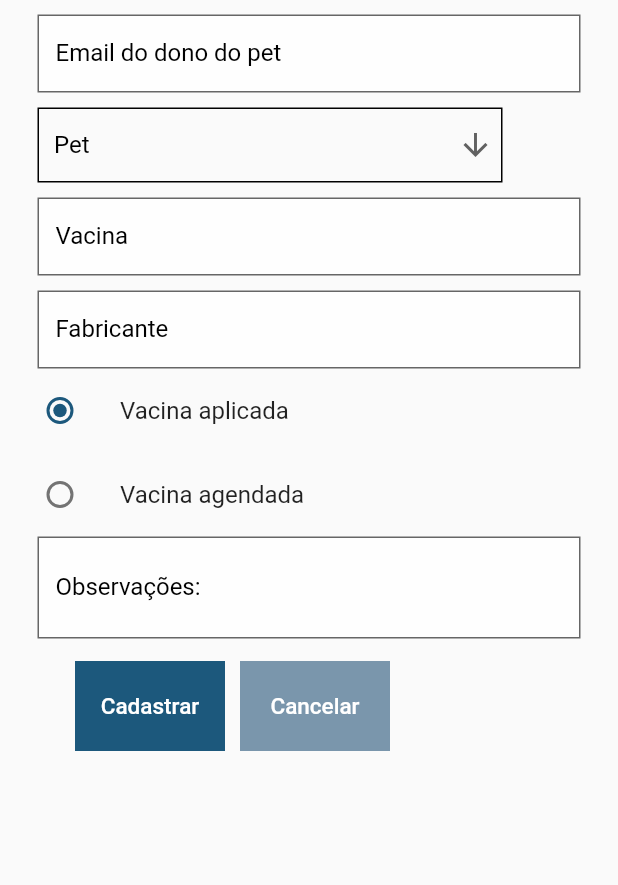
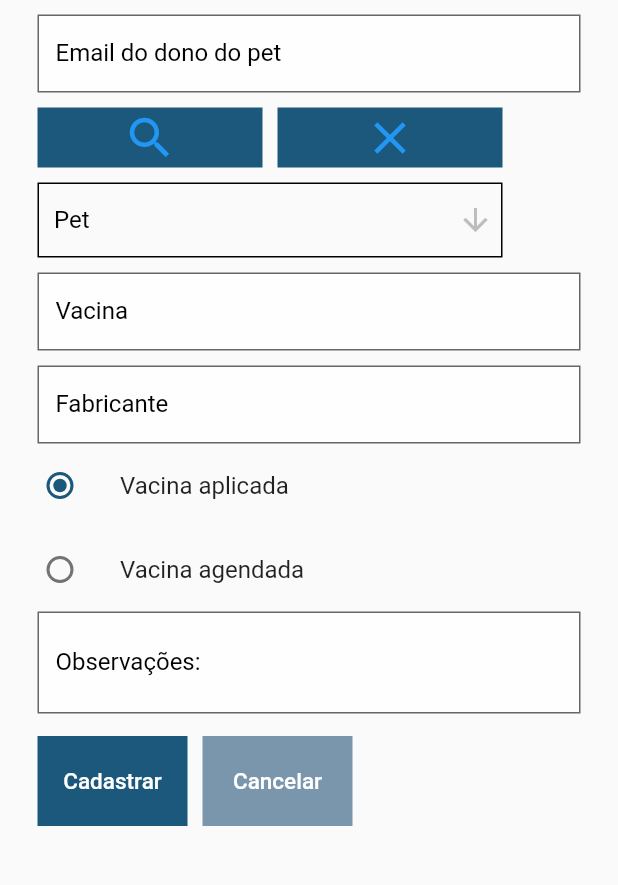
Before and after one commit to Mariana-Helena/C317-Conecte-Pet-App, a Flutter app: the VacinasRegistroPage screen opened directly, on a phone screen of 412 x 824 dp, the part 152-1037 px from its top. Run offline on Flutter 3.47's test engine with Material 2 defaults, Android fonts, the phone set to English and light mode, and no system bars; our stand-ins replace shared_preferences; accounts and stored records are empty.

Commit message:
finish vaccine form

```diff
--- a/lib/agendamentoConsulta.dart
+++ b/lib/agendamentoConsulta.dart
@@ -4,7 +4,6 @@ import 'consultas.dart';
 import 'package:http/http.dart' as http;
 import 'dart:convert';
 import 'package:shared_preferences/shared_preferences.dart';
-import 'dart:developer';
 
 class UserPets {
   final String id;
@@ -469,14 +468,12 @@ class AgendamentoConsultaPageState extends State<AgendamentoConsultaPage> {
   }
 
   Future<UserPets> getPets(email) async {
-    log(email);
     final response = await http.get(
       Uri.parse('http://localhost:5000/pets/${email}'),
       headers: <String, String>{
         'Content-Type': 'application/json; charset=UTF-8',
       },
     );
-    log(response.body);
     var express = jsonDecode(response.body)['express'];
 
     setState(() {
--- a/lib/vacinasRegistro.dart
+++ b/lib/vacinasRegistro.dart
@@ -1,10 +1,41 @@
 import 'package:flutter/material.dart';
 import 'menu.dart';
-import 'vacinas.dart'; //para testar
+import 'vacinas.dart';
 import 'package:http/http.dart' as http;
 import 'dart:convert';
 import 'package:shared_preferences/shared_preferences.dart';
-import 'dart:developer';
+
+class UserPets {
+  final String id;
+  final String nome;
+  final String especie;
+  final String raca;
+  final double idade;
+  final double peso;
+  final String sexo;
+  final String observacao;
+  UserPets(
+      {this.id,
+        this.nome,
+        this.especie,
+        this.raca,
+        this.idade,
+        this.peso,
+        this.sexo,
+        this.observacao});
+
+  factory UserPets.fromJson(Map<String, dynamic> json) {
+    return UserPets(
+        id: json['_id'],
+        nome: json['nome'],
+        especie: json['especie'],
+        raca: json['raca'],
+        idade: json['idade'],
+        peso: json['peso'],
+        sexo: json['sexo'],
+        observacao: json['observacao']);
+  }
+}
 
 class SnackBarDemo extends StatelessWidget {
   @override
@@ -70,8 +101,13 @@ class VacinasRegistroPageState extends State<VacinasRegistroPage> {
   final snackBar2 = SnackBar(
       content: Text('Erro no registro!'),
       backgroundColor: Color.fromRGBO(219, 13, 30, 1));
+  final snackBar3 = SnackBar(
+      content: Text('Pet encontrado!'),
+      backgroundColor: Color.fromRGBO(10, 140, 30, 1));
+  final snackBar4 = SnackBar(
+      content: Text('Erro!'), backgroundColor: Color.fromRGBO(219, 13, 30, 1));
 
-  final pets = ['1', '2', '3', '4'];
+  var pets = [];
   int option = 1;
   String selectedPet;
   DateTime selectedDate;
@@ -82,6 +118,7 @@ class VacinasRegistroPageState extends State<VacinasRegistroPage> {
   final fabricanteController = TextEditingController();
   final observacaoController = TextEditingController();
   Future<Vacina> _futureVacina;
+  Future<UserPets> _futurePets;
   final _formKey = GlobalKey<FormState>();
   @override
   void dispose() {
@@ -195,6 +232,62 @@ class VacinasRegistroPageState extends State<VacinasRegistroPage> {
                   height: 10,
                 ),
                 Row(children: [
+                  SizedBox(
+                    width: 25,
+                  ),
+                  Container(
+                    height: 40,
+                    width: 150,
+                    decoration:
+                    BoxDecoration(color: Color.fromRGBO(28, 88, 124, 1)),
+                    child: FlatButton(
+                      disabledColor: Color.fromRGBO(238, 238, 238, 1),
+                      onPressed: () {
+                        Pattern pattern =
+                            r'^[a-zA-Z0-9.!#$%&’*+/=?^_`{|}~-]+@[a-zA-Z0-9-]+(?:\.[a-zA-Z0-9-]+)*$';
+                        RegExp regex = new RegExp(pattern);
+                        if (regex.hasMatch(emailController.text)) {
+                          setState(() {
+                            _futurePets = getPets(emailController.text);
+                          });
+                        }
+                      },
+                      child: Icon(
+                        Icons.search,
+                        color: Colors.blue,
+                        size: 36.0,
+                      ),
+                    ),
+                  ),
+                  SizedBox(
+                    width: 10,
+                  ),
+                  Container(
+                    height: 40,
+                    width: 150,
+                    decoration:
+                    BoxDecoration(color: Color.fromRGBO(28, 88, 124, 1)),
+                    child: FlatButton(
+                      disabledColor: Color.fromRGBO(238, 238, 238, 1),
+                      onPressed: () {
+                        setState(() {
+                          selectedPet = null;
+                          emailController.text = '';
+                          pets = [];
+                        });
+                      },
+                      child: Icon(
+                        Icons.clear,
+                        color: Colors.blue,
+                        size: 36.0,
+                      ),
+                    ),
+                  ),
+                ]),
+                SizedBox(
+                  height: 10,
+                ),
+                Row(children: [
                   SizedBox(width: 25),
                   SizedBox(
                     width: 310,
@@ -222,11 +315,10 @@ class VacinasRegistroPageState extends State<VacinasRegistroPage> {
                             selectedPet = newValue;
                           });
                         },
-                        items: <String>['One', 'Two', 'Three', 'Four']
-                            .map<DropdownMenuItem<String>>((String value) {
-                          return DropdownMenuItem<String>(
-                            value: value,
-                            child: Text(value),
+                        items: pets.map((item) {
+                          return new DropdownMenuItem(
+                            child: new Text(item['nome']),
+                            value: item['_id'].toString(),
                           );
                         }).toList(),
                       ),
@@ -348,7 +440,7 @@ class VacinasRegistroPageState extends State<VacinasRegistroPage> {
                 ),
                 Row(children: [
                   SizedBox(
-                    width: 50,
+                    width: 25,
                   ),
                   Container(
                     height: 60,
@@ -410,7 +502,9 @@ class VacinasRegistroPageState extends State<VacinasRegistroPage> {
   }
 
   Future<Vacina> createVacina(
-      data, pet, vacina, fabricante, numero, observacao) async {
+      data, pet_id, vacina, fabricante, numero, observacao) async {
+    var pet = pets.firstWhere((pet) => pet['_id'] == pet_id);
+    var petJson = {'id': pet['_id'], 'nome': pet['nome'], 'dono': pet['usuario']};
     String tipo;
     if (numero == 1)
       tipo = 'aplicada';
@@ -425,9 +519,9 @@ class VacinasRegistroPageState extends State<VacinasRegistroPage> {
       headers: <String, String>{
         'Content-Type': 'application/json; charset=UTF-8',
       },
-      body: jsonEncode(<String, String>{
+      body: jsonEncode({
         'data': data,
-        'pet': pet,
+        'pet': petJson,
         'vacina': vacina,
         'fabricante': fabricante,
         'tipo': tipo,
@@ -442,4 +536,28 @@ class VacinasRegistroPageState extends State<VacinasRegistroPage> {
       ScaffoldMessenger.of(context).showSnackBar(snackBar2);
     }
   }
+  Future<UserPets> getPets(email) async {
+    final response = await http.get(
+      Uri.parse('http://localhost:5000/pets/${email}'),
+      headers: <String, String>{
+        'Content-Type': 'application/json; charset=UTF-8',
+      },
+    );
+    var express = jsonDecode(response.body)['express'];
+
+    setState(() {
+      pets = express;
+    });
+    if (response.statusCode == 200) {
+      if (response.body == jsonEncode(<String, List>{'express': []})) {
+        ScaffoldMessenger.of(context).showSnackBar(snackBar4);
+      } else {
+        ScaffoldMessenger.of(context).showSnackBar(snackBar3);
+      }
+      return UserPets.fromJson(jsonDecode(response.body));
+    } else {
+      ScaffoldMessenger.of(context).showSnackBar(snackBar4);
+      return null;
+    }
+  }
 }
```
